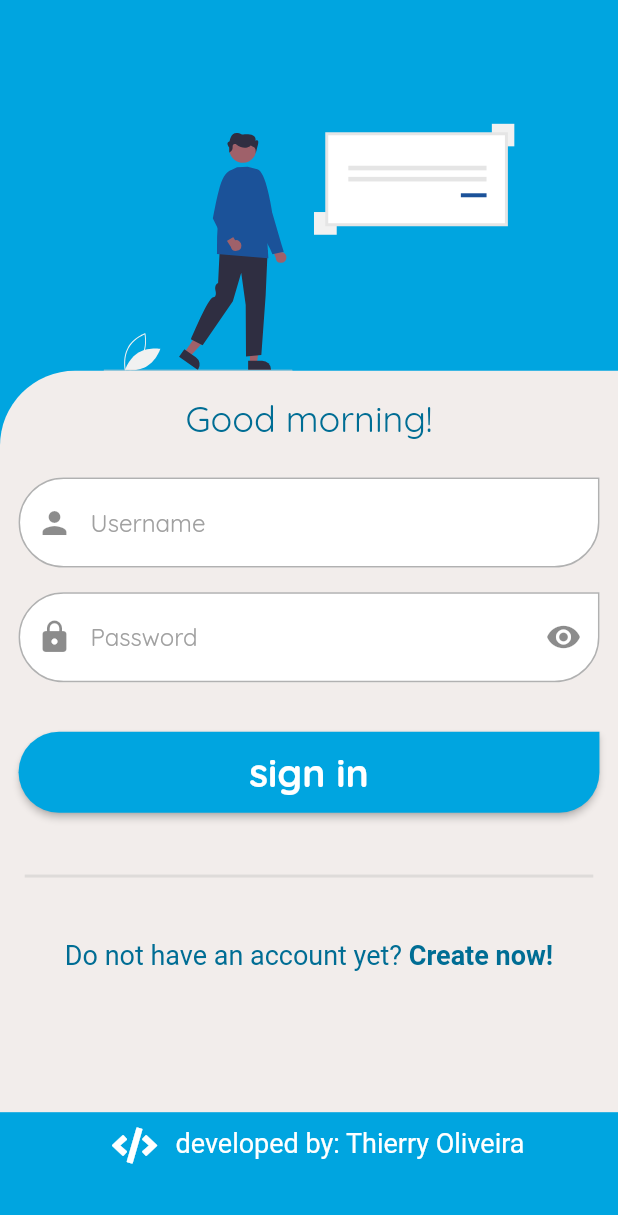
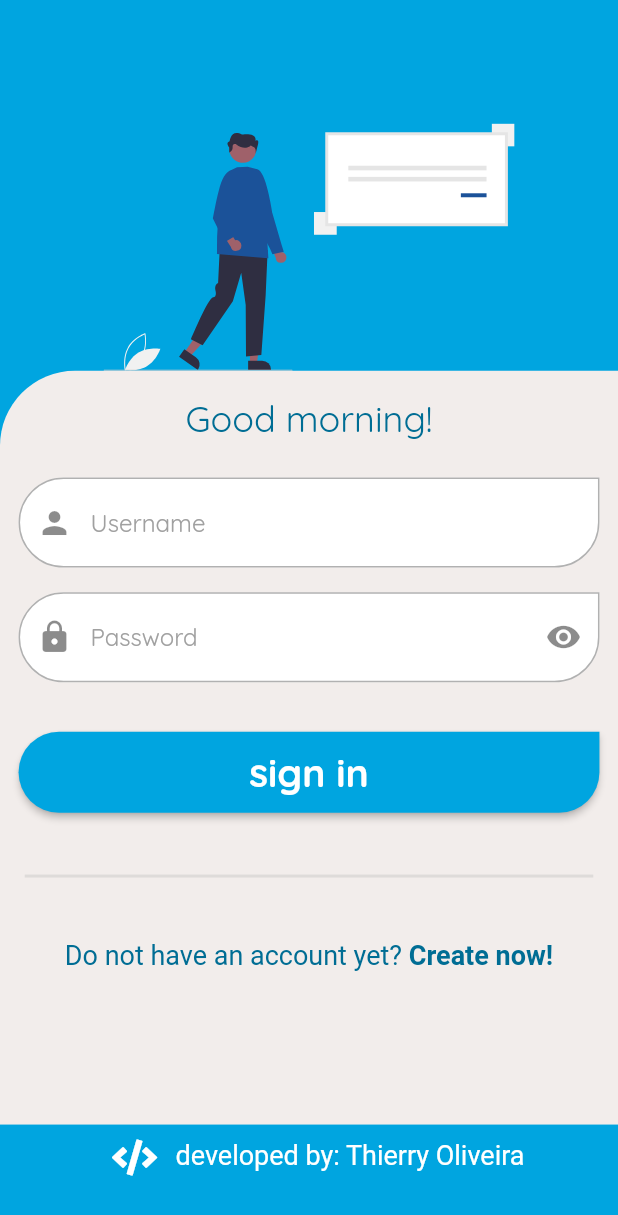
Before and after one commit to thierryoliveira/taskfy_app, a Flutter app: the SignInPage screen opened by its route, on a phone screen of 412 x 824 dp. Shown: the top 1215 px of the screen. Run offline on Flutter 3.47's test engine with Material 2 defaults, Android fonts, the phone set to English and light mode, and no system bars; our stand-ins replace dio, flutter_datetime_picker, flutter_svg, font_awesome_flutter, get, get_storage and 4 more; accounts and stored records are empty.

Commit message:
fix: remove unnecessary container height

```diff
--- a/lib/app/modules/auth/views/signin_view.dart
+++ b/lib/app/modules/auth/views/signin_view.dart
@@ -25,14 +25,15 @@ class SignInPage extends GetView<AuthController> {
     return Scaffold(
         resizeToAvoidBottomInset: true,
         backgroundColor: kPrimaryColor,
-        body: ListView(
+        body: SafeArea(
+                  child: ListView(
             children: [
               Container(
                   padding: EdgeInsets.only(top: size.height * 0.1),
                   height: size.height * 0.3,
                   child: SvgPicture.asset('assets/signin.svg')),
               Container(
-              height: size.height * 0.6,
+                height: size.height * 0.61,
                 decoration: BoxDecoration(
                     color: kLighterColor,
                     borderRadius:
@@ -181,7 +182,6 @@ class SignInPage extends GetView<AuthController> {
                 ),
               ),
               Container(
-              height: height * 0.1,
                 width: size.width,
                 color: kPrimaryColor,
                 child: Row(
@@ -205,6 +205,7 @@ class SignInPage extends GetView<AuthController> {
                 ),
               )
             ],
+          ),
         ));
   }
 }
```
Lines whose indentation alone changed are shown as unchanged.
